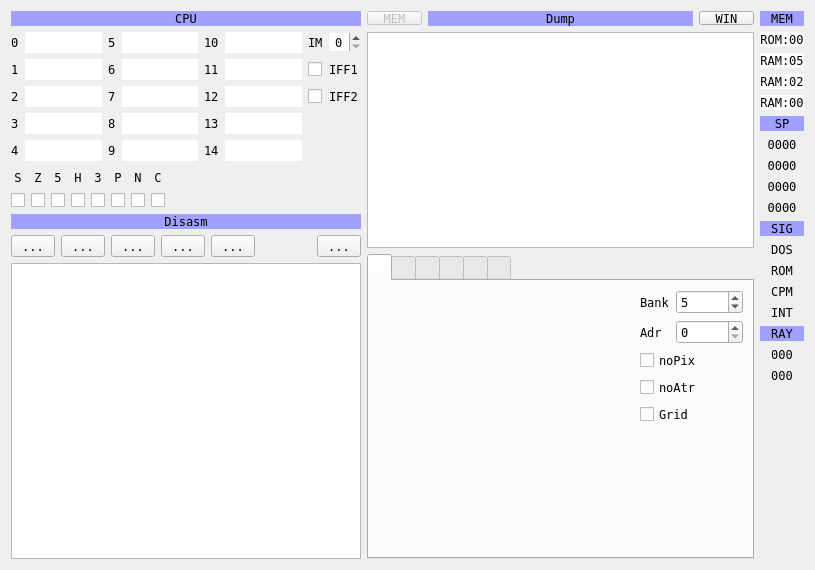
This is ui/debuger.ui in samstyle/Xpeccy as Qt 5 draws it before an edit. The edited form follows.
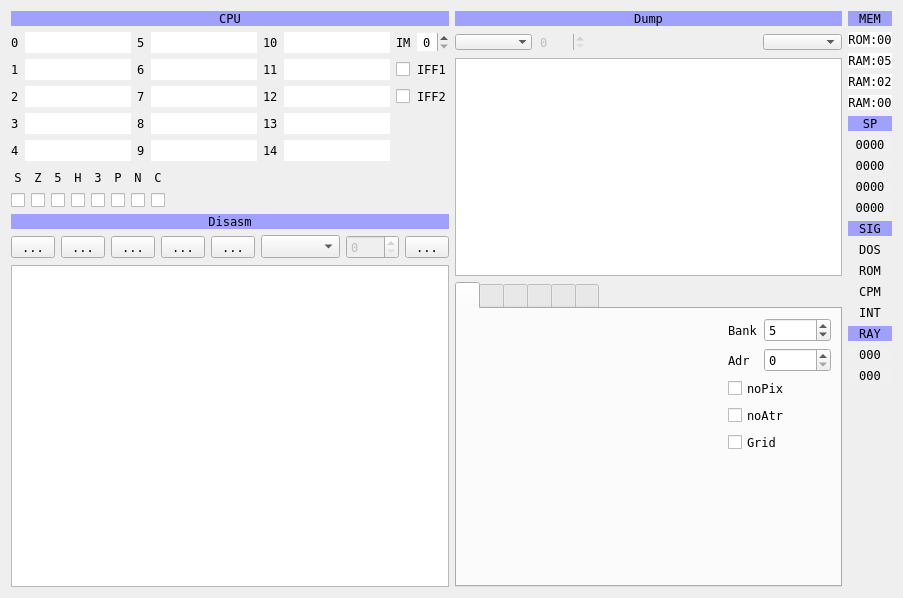
This is the edited form. Icons and pictures are not drawn. Custom widgets are drawn as their Qt base class.

Commit message: build 20171015 [+] Adjust NES/GB/AY sound volume [+] v9938: fix pick/put color for G4,G5,G6 modes [+] v9938: add G7 mode (w/o sprites yet) [+] deBUGa: new dump/disasm view modes: CPU address, RAM or ROM 16K pages [+] deBUGa: set F8-skippable opcodes for all CPUs [+] deBUGa: fix Ctrl+Down action in disasm window [+] deBUGa: fix disasm view flags

Patch:
```diff
--- a/ui/debuger.ui
+++ b/ui/debuger.ui
@@ -10,7 +10,7 @@
     <x>0</x>
     <y>0</y>
     <width>813</width>
-    <height>570</height>
+    <height>598</height>
    </rect>
   </property>
   <property name="font">
@@ -716,6 +716,19 @@
          </property>
         </widget>
        </item>
+       <item>
+        <widget class="QComboBox" name="cbDasmMode"/>
+       </item>
+       <item>
+        <widget class="QSpinBox" name="sbDasmPage">
+         <property name="enabled">
+          <bool>false</bool>
+         </property>
+         <property name="maximum">
+          <number>255</number>
+         </property>
+        </widget>
+       </item>
        <item>
         <spacer name="horizontalSpacer_3">
          <property name="orientation">
@@ -800,39 +813,17 @@
        <attribute name="verticalHeaderMinimumSectionSize">
         <number>17</number>
        </attribute>
+       <attribute name="verticalHeaderStretchLastSection">
+        <bool>true</bool>
+       </attribute>
       </widget>
      </item>
     </layout>
    </item>
    <item>
-    <layout class="QVBoxLayout" name="verticalLayout_4" stretch="0,0,0">
+    <layout class="QVBoxLayout" name="verticalLayout_4" stretch="0,0,0,0">
      <item>
-      <layout class="QHBoxLayout" name="horizontalLayout_8">
-       <item>
-        <widget class="QToolButton" name="tbDumpView">
-         <property name="enabled">
-          <bool>false</bool>
-         </property>
-         <property name="minimumSize">
-          <size>
-           <width>55</width>
-           <height>0</height>
-          </size>
-         </property>
-         <property name="maximumSize">
-          <size>
-           <width>16777215</width>
-           <height>14</height>
-          </size>
-         </property>
-         <property name="text">
-          <string>MEM</string>
-         </property>
-         <property name="popupMode">
-          <enum>QToolButton::InstantPopup</enum>
-         </property>
-        </widget>
-       </item>
+      <layout class="QHBoxLayout" name="horizontalLayout_8" stretch="10">
        <item>
         <widget class="QLabel" name="label_28">
          <property name="styleSheet">
@@ -846,25 +837,62 @@
          </property>
         </widget>
        </item>
+      </layout>
+     </item>
+     <item>
+      <layout class="QHBoxLayout" name="horizontalLayout_7">
        <item>
-        <widget class="QToolButton" name="tbCodepage">
-         <property name="minimumSize">
+        <widget class="QComboBox" name="cbDumpView">
+         <property name="maximumSize">
           <size>
-           <width>55</width>
-           <height>0</height>
+           <width>16777215</width>
+           <height>16</height>
           </size>
          </property>
+         <property name="frame">
+          <bool>false</bool>
+         </property>
+        </widget>
+       </item>
+       <item>
+        <widget class="QSpinBox" name="sbDumpPage">
+         <property name="enabled">
+          <bool>false</bool>
+         </property>
          <property name="maximumSize">
           <size>
            <width>16777215</width>
-           <height>14</height>
+           <height>16</height>
           </size>
          </property>
-         <property name="text">
-          <string>WIN</string>
+         <property name="frame">
+          <bool>false</bool>
          </property>
-         <property name="popupMode">
-          <enum>QToolButton::InstantPopup</enum>
+         <property name="maximum">
+          <number>255</number>
+         </property>
+        </widget>
+       </item>
+       <item>
+        <spacer name="horizontalSpacer_4">
+         <property name="orientation">
+          <enum>Qt::Horizontal</enum>
+         </property>
+         <property name="sizeHint" stdset="0">
+          <size>
+           <width>40</width>
+           <height>20</height>
+          </size>
+         </property>
+        </spacer>
+       </item>
+       <item>
+        <widget class="QComboBox" name="cbCodePage">
+         <property name="maximumSize">
+          <size>
+           <width>16777215</width>
+           <height>16</height>
+          </size>
          </property>
         </widget>
        </item>
@@ -935,7 +963,7 @@
         <number>17</number>
        </attribute>
        <attribute name="verticalHeaderStretchLastSection">
-        <bool>false</bool>
+        <bool>true</bool>
        </attribute>
       </widget>
      </item>
```
Left out of the diff: 29 changed lines with no effect on the pictures. The commit also changes 31 other files.
